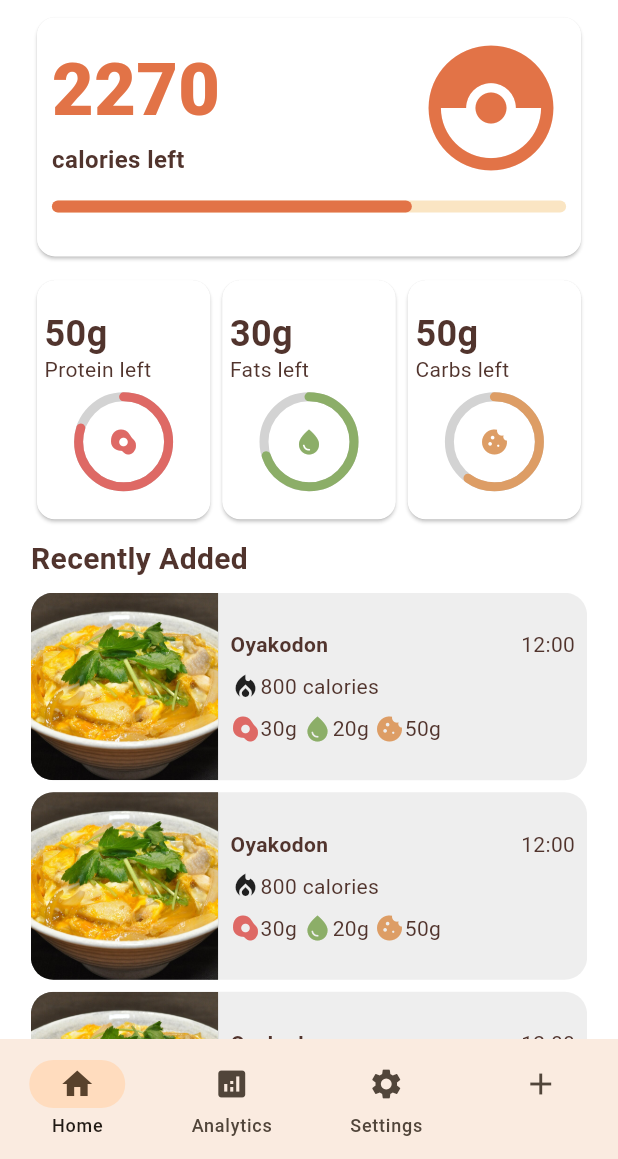
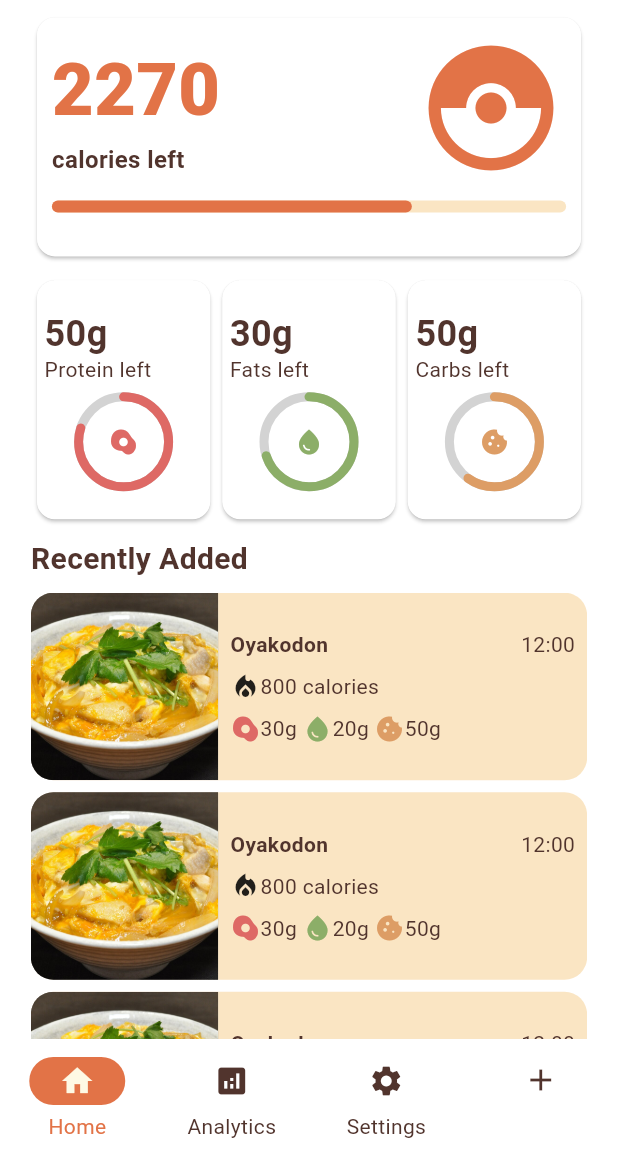
Before and after one commit to SameerAkita/mogulog, a Flutter app: the screen it shows after launch, on a phone screen of 412 x 824 dp, the part 77-1236 px from its top. Run offline on Flutter 3.47's test engine with Material 3 defaults, Android fonts, the phone set to English and light mode, and no system bars.

Commit message:
navbar styling

```diff
--- a/lib/widgets/home/recent_upload_widget.dart
+++ b/lib/widgets/home/recent_upload_widget.dart
@@ -40,7 +40,7 @@ class RecentUploadWidget extends StatelessWidget {
         height: 125,
         margin: const EdgeInsets.only(bottom: 8),
         decoration: BoxDecoration(
-          color: AppColors.tempgrey,
+          color: AppColors.orangeAccent,
           borderRadius: BorderRadius.circular(15),
         ),
         child: Row(
--- a/lib/widgets/navbar_widget.dart
+++ b/lib/widgets/navbar_widget.dart
@@ -1,5 +1,6 @@
 import 'package:flutter/material.dart';
 import 'package:mogulog/data/notifiers.dart';
+import 'package:mogulog/theme/app_colors.dart';
 
 class NavbarWidget extends StatelessWidget {
   const NavbarWidget({super.key});
@@ -9,17 +10,46 @@ class NavbarWidget extends StatelessWidget {
     return ValueListenableBuilder(
       valueListenable: selectedPageNotifier,
       builder: (context, selectedPage, child) {
-        return NavigationBar(
+        return NavigationBarTheme(
+          data: NavigationBarThemeData(
+            backgroundColor: Colors.white,
+            indicatorColor: AppColors.orange,
+            overlayColor: WidgetStateProperty.all(Colors.transparent),
+            iconTheme: WidgetStateProperty.resolveWith<IconThemeData>((states) {
+              if (states.contains(WidgetState.selected)) {
+                return const IconThemeData(color: AppColors.offwhite);
+              }
+
+              return const IconThemeData(color: AppColors.darkbrown);
+            }),
+            labelTextStyle: WidgetStateProperty.resolveWith<TextStyle>((
+              states,
+            ) {
+              if (states.contains(WidgetState.selected)) {
+                return const TextStyle(color: AppColors.orange);
+              }
+
+              return const TextStyle(color: AppColors.darkbrown);
+            }),
+          ),
+          child: NavigationBar(
             destinations: [
               NavigationDestination(icon: Icon(Icons.home), label: 'Home'),
-          NavigationDestination(icon: Icon(Icons.analytics), label: 'Analytics'),
-          NavigationDestination(icon: Icon(Icons.settings), label: 'Settings'),
+              NavigationDestination(
+                icon: Icon(Icons.analytics),
+                label: 'Analytics',
+              ),
+              NavigationDestination(
+                icon: Icon(Icons.settings),
+                label: 'Settings',
+              ),
               NavigationDestination(icon: Icon(Icons.add), label: ''),
             ],
             onDestinationSelected: (int value) {
               selectedPageNotifier.value = value;
             },
             selectedIndex: selectedPage,
+          ),
         );
       },
     );
```
Lines whose indentation alone changed are shown as unchanged.
